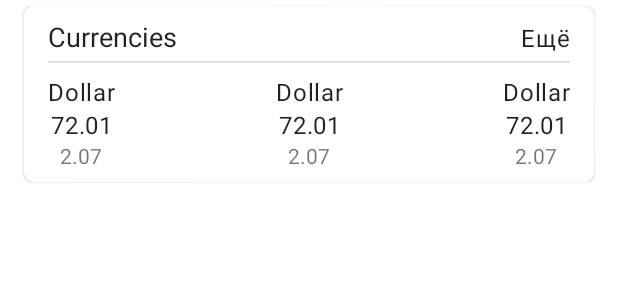
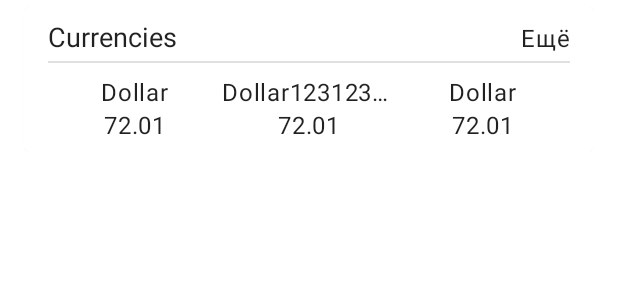
Before and after one commit to salboro/statAppp, an Android app: the layout feed_statistic_item.xml on its own in the app's theme, with its tools: preview values and no code run, on a phone screen of 412 x 824 dp. Shown: the top 300 px of the screen. Run offline under Robolectric (Android 15) with nearby library versions, the phone set to English and light mode, and no system bars.

Commit message:
Поправил внешний вид экрана фида

```diff
--- a/app/src/main/java/ru/tpu/statappp/ui/feed/adapter/FeedStatisticViewHolder.kt
+++ b/app/src/main/java/ru/tpu/statappp/ui/feed/adapter/FeedStatisticViewHolder.kt
@@ -36,7 +36,7 @@ class FeedStatisticViewHolder(
     private fun bindFirstItem(item: ConcreteStatistic) {
         with(binding) {
             firstTopicTitle.text = item.name
-            firstCurrentValue.text = item.value.toString()
+            firstCurrentValue.text = getStringByValue(item.value)
             firstDiffValue.text = item.diffValue.toString()
             item.diffValue?.let { firstDiffValue.setTextColor(getDiffColor(it)) }
         }
@@ -45,7 +45,7 @@ class FeedStatisticViewHolder(
     private fun bindSecondItem(item: ConcreteStatistic) {
         with(binding) {
             secondTopicTitle.text = item.name
-            secondCurrentValue.text = item.value.toString()
+            secondCurrentValue.text = getStringByValue(item.value)
             secondDiffValue.text = item.diffValue.toString()
             item.diffValue?.let { secondDiffValue.setTextColor(getDiffColor(it)) }
         }
@@ -54,11 +54,18 @@ class FeedStatisticViewHolder(
     private fun bindThirdItem(item: ConcreteStatistic) {
         with(binding) {
             thirdTopicTitle.text = item.name
-            thirdCurrentValue.text = item.value.toString()
+            thirdCurrentValue.text = getStringByValue(item.value)
             thirdDiffValue.text = item.diffValue.toString()
             item.diffValue?.let { thirdDiffValue.setTextColor(getDiffColor(it)) }
         }
     }
+
+    private fun getStringByValue(from: Double): String =
+        if (from >= 0.0) {
+            itemView.context.getString(R.string.value_more_than_zero, from)
+        } else {
+            itemView.context.getString(R.string.value_less_than_zero, from)
+        }
 
     private fun getDiffColor(value: Double) = itemView.context.getColor(
         if (value > 0) {
--- a/app/src/main/res/layout/feed_statistic_item.xml
+++ b/app/src/main/res/layout/feed_statistic_item.xml
@@ -45,7 +45,7 @@
 
         <LinearLayout
             android:id="@+id/firstGroup"
-            android:layout_width="wrap_content"
+            android:layout_width="0dp"
             android:layout_height="wrap_content"
             android:layout_marginTop="8dp"
             android:gravity="center"
@@ -60,7 +60,8 @@
                 style="@style/TextBody"
                 android:layout_width="wrap_content"
                 android:layout_height="wrap_content"
-                tools:ignore="MissingConstraints"
+                android:ellipsize="end"
+                android:maxLines="1"
                 tools:text="Dollar" />
 
             <com.google.android.material.textview.MaterialTextView
@@ -68,21 +69,24 @@
                 style="@style/TextBody"
                 android:layout_width="wrap_content"
                 android:layout_height="wrap_content"
-                tools:ignore="MissingConstraints"
+                android:ellipsize="end"
+                android:maxLines="1"
                 tools:text="72.01" />
 
             <com.google.android.material.textview.MaterialTextView
                 android:id="@+id/firstDiffValue"
                 android:layout_width="wrap_content"
                 android:layout_height="wrap_content"
-                tools:ignore="MissingConstraints"
+                android:ellipsize="end"
+                android:maxLines="1"
+                android:visibility="gone"
                 tools:text="2.07" />
 
         </LinearLayout>
 
         <LinearLayout
             android:id="@+id/secondGroup"
-            android:layout_width="wrap_content"
+            android:layout_width="0dp"
             android:layout_height="wrap_content"
             android:layout_marginTop="8dp"
             android:gravity="center"
@@ -96,29 +100,33 @@
                 style="@style/TextBody"
                 android:layout_width="wrap_content"
                 android:layout_height="wrap_content"
-                tools:ignore="MissingConstraints"
-                tools:text="Dollar" />
+                android:ellipsize="end"
+                android:maxLines="1"
+                tools:text="Dollar123123123112323123123" />
 
             <com.google.android.material.textview.MaterialTextView
                 android:id="@+id/secondCurrentValue"
                 style="@style/TextBody"
                 android:layout_width="wrap_content"
                 android:layout_height="wrap_content"
-                tools:ignore="MissingConstraints"
+                android:ellipsize="end"
+                android:maxLines="1"
                 tools:text="72.01" />
 
             <com.google.android.material.textview.MaterialTextView
                 android:id="@+id/secondDiffValue"
                 android:layout_width="wrap_content"
                 android:layout_height="wrap_content"
-                tools:ignore="MissingConstraints"
+                android:ellipsize="end"
+                android:maxLines="1"
+                android:visibility="gone"
                 tools:text="2.07" />
 
         </LinearLayout>
 
         <LinearLayout
             android:id="@+id/thirdGroup"
-            android:layout_width="wrap_content"
+            android:layout_width="0dp"
             android:layout_height="wrap_content"
             android:layout_marginTop="8dp"
             android:gravity="center"
@@ -132,7 +140,8 @@
                 style="@style/TextBody"
                 android:layout_width="wrap_content"
                 android:layout_height="wrap_content"
-                tools:ignore="MissingConstraints"
+                android:ellipsize="end"
+                android:maxLines="1"
                 tools:text="Dollar" />
 
             <com.google.android.material.textview.MaterialTextView
@@ -140,14 +149,17 @@
                 style="@style/TextBody"
                 android:layout_width="wrap_content"
                 android:layout_height="wrap_content"
-                tools:ignore="MissingConstraints"
+                android:ellipsize="end"
+                android:maxLines="1"
                 tools:text="72.01" />
 
             <com.google.android.material.textview.MaterialTextView
                 android:id="@+id/thirdDiffValue"
                 android:layout_width="wrap_content"
                 android:layout_height="wrap_content"
-                tools:ignore="MissingConstraints"
+                android:ellipsize="end"
+                android:maxLines="1"
+                android:visibility="gone"
                 tools:text="2.07" />
 
         </LinearLayout>
--- a/app/src/main/res/values/strings.xml
+++ b/app/src/main/res/values/strings.xml
@@ -3,4 +3,6 @@
 
     <string name="feed_title">Главная</string>
     <string name="more">Ещё</string>
+    <string name="value_more_than_zero">%1$.2f</string>
+    <string name="value_less_than_zero">%1$.5f</string>
 </resources>
```
